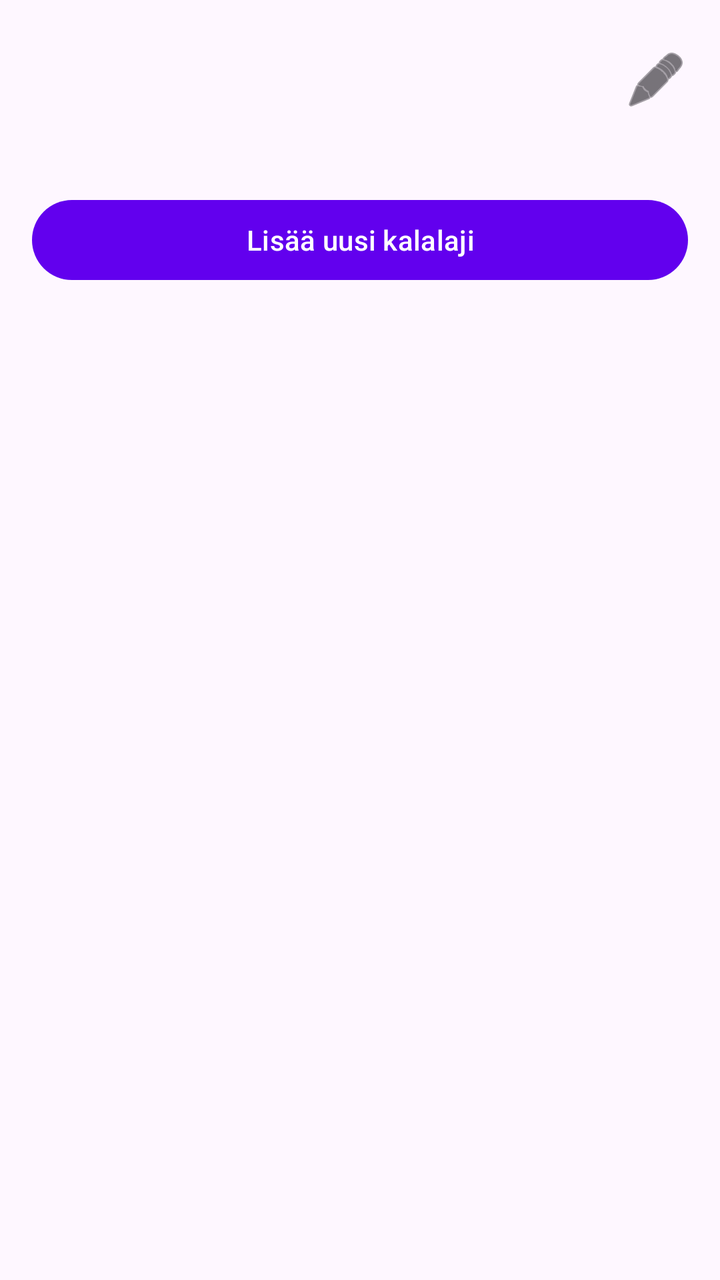
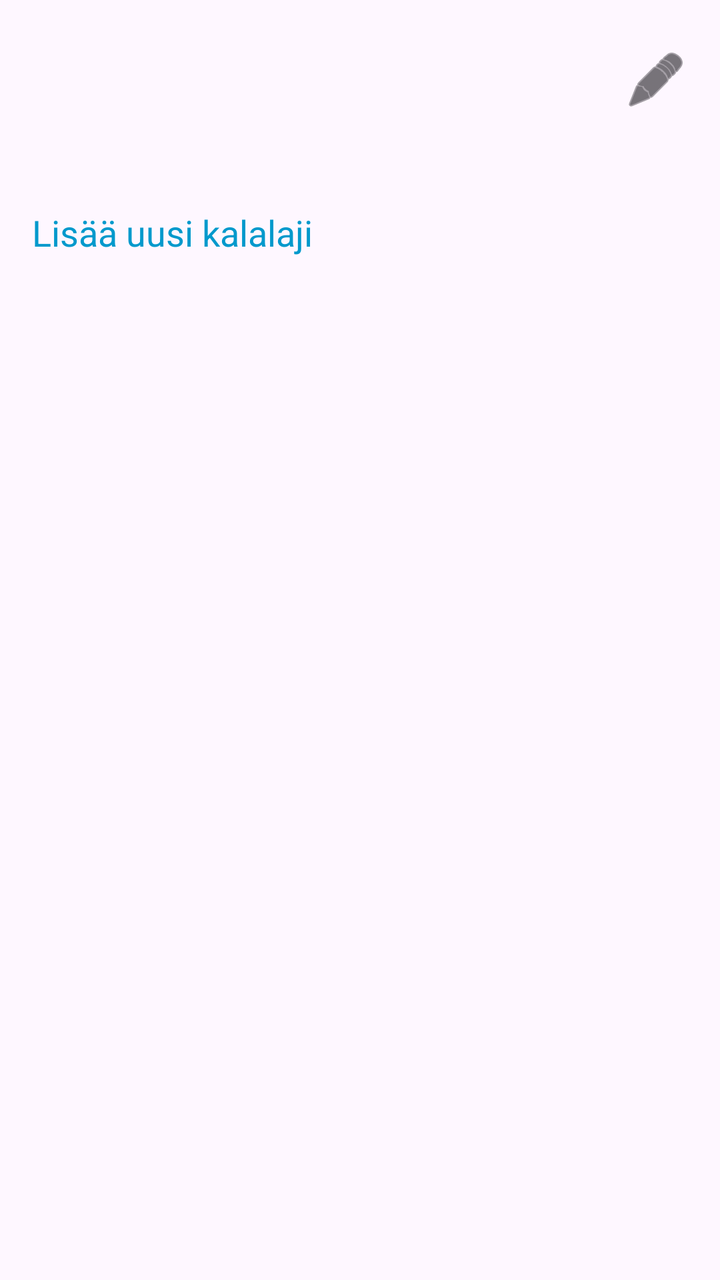

The first picture is an Android layout as it rendered before a commit; the second is the same layout after the commit. The layout source and the unified diff follow.
<!-- AndroidManifest.xml: application theme Theme.KalaKartta -->
<!-- res/layout/activity_edit_species.xml -->
<?xml version="1.0" encoding="utf-8"?>
<LinearLayout xmlns:android="http://schemas.android.com/apk/res/android"
    android:layout_width="match_parent"
    android:layout_height="match_parent"
    android:orientation="vertical">

    <include layout="@layout/dialog_custom_title" />
    
    <com.google.android.material.button.MaterialButton
        android:id="@+id/addNewSpeciesButton"
        android:layout_width="match_parent"
        android:layout_height="wrap_content"
        android:layout_margin="16dp"
        android:text="@string/add_new_species" />

    <ListView
        android:id="@+id/speciesListView"
        android:layout_width="match_parent"
        android:layout_height="0dp"
        android:layout_weight="1"
        android:paddingLeft="8dp"
        android:paddingRight="8dp"
        android:paddingTop="8dp"
        android:paddingBottom="120dp"
        android:clipToPadding="false" />

</LinearLayout>
<!-- res/layout/dialog_custom_title.xml (included above) -->
<?xml version="1.0" encoding="utf-8"?>
<LinearLayout xmlns:android="http://schemas.android.com/apk/res/android"
    xmlns:app="http://schemas.android.com/apk/res-auto"
    android:layout_width="match_parent"
    android:layout_height="wrap_content"
    android:orientation="horizontal"
    android:gravity="center_vertical"
    android:paddingStart="24dp"
    android:paddingTop="16dp"
    android:paddingEnd="8dp"
    android:paddingBottom="16dp">

    <TextView
        android:id="@+id/dialogTitle"
        android:layout_width="wrap_content"
        android:layout_height="wrap_content"
        android:ellipsize="end"
        android:singleLine="true"
        android:textAppearance="@style/TextAppearance.AppCompat.Title" />

    <ImageView
        android:id="@+id/titleIcon"
        android:layout_width="32dp"
        android:layout_height="32dp"
        android:layout_marginStart="8dp"
        android:scaleType="centerInside"
        android:visibility="gone" />

    <View
        android:layout_width="0dp"
        android:layout_height="0dp"
        android:layout_weight="1" />
    
    <ImageButton
        android:id="@+id/editMenuButton"
        android:layout_width="48dp"
        android:layout_height="48dp"
        android:background="?attr/selectableItemBackgroundBorderless"
        android:contentDescription="@string/edit"
        android:src="@android:drawable/ic_menu_edit"
        app:tint="?android:attr/textColorPrimary" />

</LinearLayout>
<!-- resources referenced by this layout -->
<resources>
  <string name="add_new_species">Lisää uusi kalalaji</string>
  <string name="edit">Muokkaa</string>
  <style name="Theme.KalaKartta" parent="Base.Theme.KalaKartta" />
  <style name="Base.Theme.KalaKartta" parent="Theme.Material3.DayNight.NoActionBar">
          
          <item name="colorPrimary">#6200EE</item>
          <item name="colorOnPrimary">#FFFFFF</item>
          <item name="editTextStyle">@style/Widget.AppCompat.EditText</item>
          <item name="android:spinnerStyle">@style/Widget.AppCompat.Spinner</item>
      </style>
</resources>

<!-- the commit's change to res/layout/activity_edit_species.xml (unified diff, before → after) -->
@@ -6,12 +6,19 @@
 
     <include layout="@layout/dialog_custom_title" />
     
-    <com.google.android.material.button.MaterialButton
+    <TextView
         android:id="@+id/addNewSpeciesButton"
         android:layout_width="match_parent"
         android:layout_height="wrap_content"
         android:layout_margin="16dp"
-        android:text="@string/add_new_species" />
+        android:text="@string/add_new_species"
+        android:textSize="18sp"
+        android:textColor="@android:color/holo_blue_dark"
+        android:background="?attr/selectableItemBackground"
+        android:clickable="true"
+        android:focusable="true"
+        android:paddingTop="8dp"
+        android:paddingBottom="8dp" />
 
     <ListView
         android:id="@+id/speciesListView"
